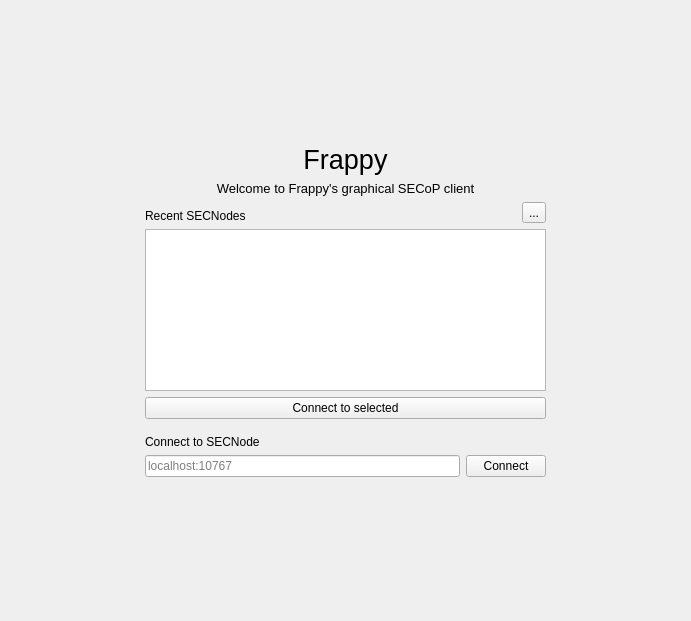
Qt form frappy/gui/ui/greeter.ui (SampleEnvironment/frappy) before a commit.
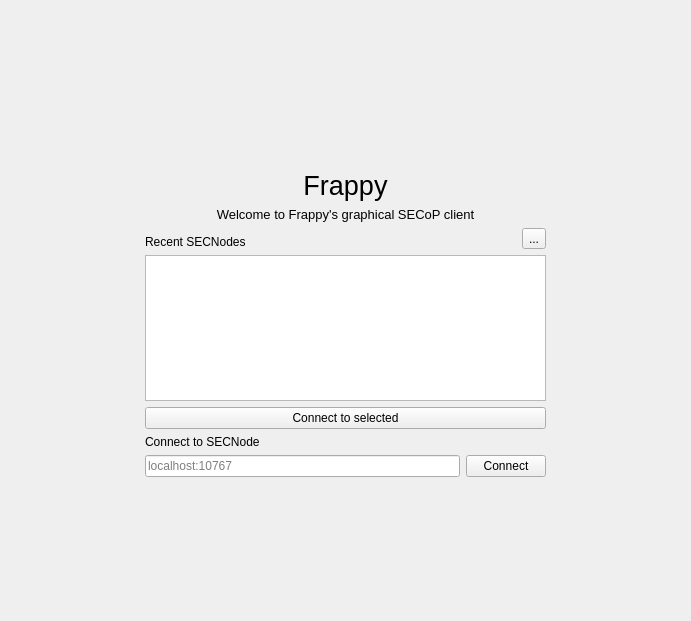
The same form after that commit. Icons and pictures are not drawn.

Commit message:
gui: Logo in greeter
+ add SECoP logo resources (3 dark text, 1 light text)
+ Add logo to greeter
TODO: when there is a frappy-logo, replace this

What changed in the file:
```diff
--- a/frappy/gui/ui/greeter.ui
+++ b/frappy/gui/ui/greeter.ui
@@ -31,6 +31,55 @@
     <layout class="QVBoxLayout" name="verticalLayout_2">
      <item>
       <layout class="QVBoxLayout" name="verticalLayout">
+       <item>
+        <layout class="QHBoxLayout" name="horizontalLayout">
+         <item>
+          <spacer name="horizontalSpacer_3">
+           <property name="orientation">
+            <enum>Qt::Horizontal</enum>
+           </property>
+           <property name="sizeHint" stdset="0">
+            <size>
+             <width>40</width>
+             <height>20</height>
+            </size>
+           </property>
+          </spacer>
+         </item>
+         <item>
+          <widget class="QLabel" name="logoLabel">
+           <property name="maximumSize">
+            <size>
+             <width>400</width>
+             <height>120</height>
+            </size>
+           </property>
+           <property name="text">
+            <string/>
+           </property>
+           <property name="pixmap">
+            <pixmap resource="../../../resources/frappy-gui.qrc">:/icons/logo_subtitle</pixmap>
+           </property>
+           <property name="scaledContents">
+            <bool>true</bool>
+           </property>
+          </widget>
+         </item>
+         <item>
+          <spacer name="horizontalSpacer_4">
+           <property name="orientation">
+            <enum>Qt::Horizontal</enum>
+           </property>
+           <property name="sizeHint" stdset="0">
+            <size>
+             <width>40</width>
+             <height>20</height>
+            </size>
+           </property>
+          </spacer>
+         </item>
+        </layout>
+       </item>
        <item>
         <widget class="QLabel" name="label">
          <property name="font">
```
The commit also changes 9 other files.
